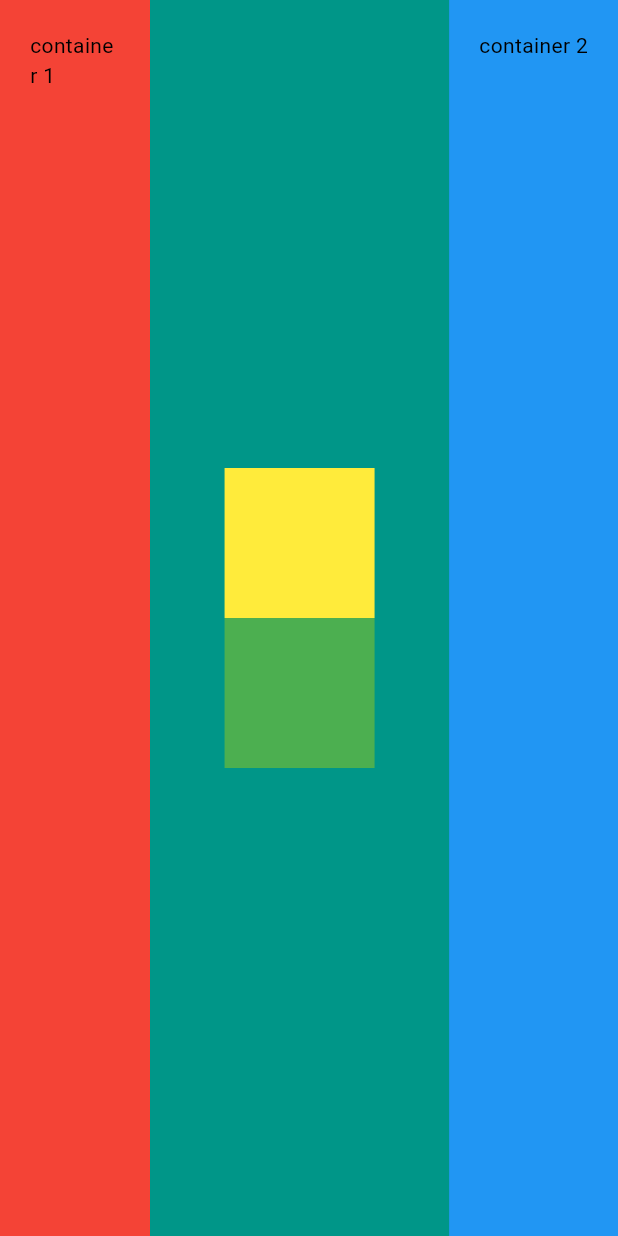
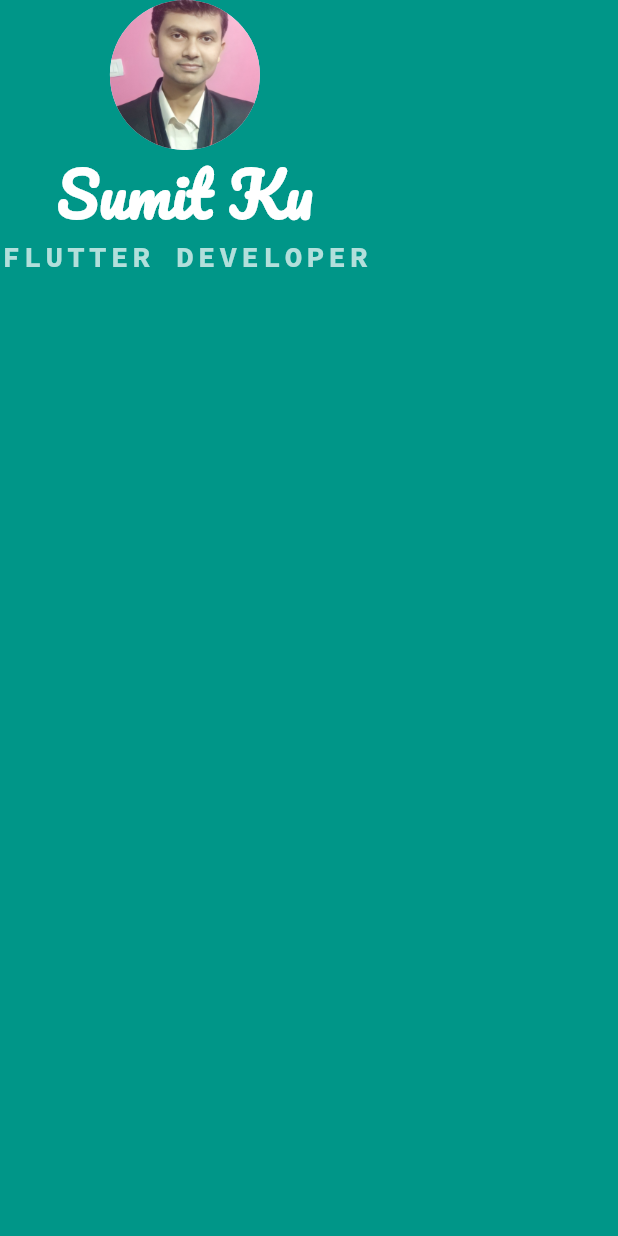
Before and after one commit to sumo47/Flutter_learning, a Flutter app: the screen it shows after launch, on a phone screen of 412 x 824 dp. Run offline on Flutter 3.47's test engine with Material 3 defaults, Android fonts, the phone set to English and light mode, and no system bars.

Commit message:
font added

```diff
--- a/lib/main.dart
+++ b/lib/main.dart
@@ -13,56 +13,31 @@ class MyApp extends StatelessWidget {
       home: Scaffold(
         backgroundColor: Colors.teal,
         body: SafeArea(
-          child: Row(
-            // mainAxisSize: MainAxisSize.min, // cover only minimum size
-            // verticalDirection: VerticalDirection.up,
+          child: Column(
             // mainAxisAlignment: MainAxisAlignment.center,
-            // mainAxisAlignment: MainAxisAlignment.end,
-            // mainAxisAlignment: MainAxisAlignment.spaceAround,
-            mainAxisAlignment: MainAxisAlignment.spaceBetween,
-            // mainAxisAlignment: MainAxisAlignment.spaceEvenly,
-            // crossAxisAlignment: CrossAxisAlignment.start,
-            crossAxisAlignment: CrossAxisAlignment.stretch,
-            children: [
-              Container(
-                padding: EdgeInsets.all(20),
-                color: Colors.red,
-                width: 100,
-                // height: 100,
-                child: Text(
-                  "container 1",
-                  style: TextStyle(color: Colors.black),
+            children: <Widget>[
+              CircleAvatar(
+                radius: 50.0,
+                backgroundImage: AssetImage('images/sumit.jpg'),
+              ),
+              Text(
+                "Sumit Ku",
+                style: TextStyle(
+                    fontSize: 40.0,
+                    fontWeight: FontWeight.bold,
+                    color: Colors.white,
+                    fontFamily: "Pacifico"),
+              ),
+              Text(
+                "FLUTTER DEVELOPER",
+                style: TextStyle(
+                  fontFamily: "Source Code Pro",
+                  fontWeight: FontWeight.bold,
+                  color: Colors.teal.shade100,
+                  letterSpacing: 2.5,
+                  fontSize: 20.0,
                 ),
               ),
-              Column(
-                mainAxisAlignment: MainAxisAlignment.center,
-                children: [
-                  Container(
-                    width: 100,
-                    height: 100,
-                    color: Colors.yellow,
-                  ),
-                  Container(
-                    width: 100,
-                    height: 100,
-                    color: Colors.green[500],
-                  ),
-                ],
-              ),
-
-              Container(
-                padding: EdgeInsets.all(20),
-                color: Colors.blue,
-                // width: double.infinity,
-                // height: 100,
-                child: Text(
-                  "container 2",
-                  style: TextStyle(color: Colors.black),
-                ),
-              ),
-              //   Container(
-              //     width: double.infinity,
-              //   ),
             ],
           ),
         ),
```
Also changed, not shown: pubspec.yaml (+9 -1 lines), fonts/Pacifico-Regular.ttf (added), fonts/SourceCodePro-VariableFont_wght.ttf (added), images/sumit.jpg (added).
